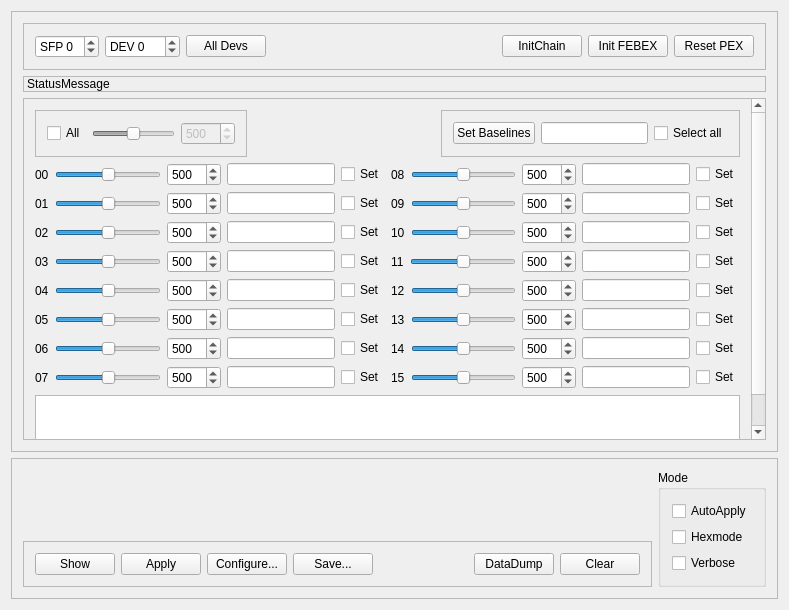
Before: the Qt Designer form mbspex/gui/qt/febex/FebexGui.ui in gsi-ee/drivers, drawn with Qt 5.
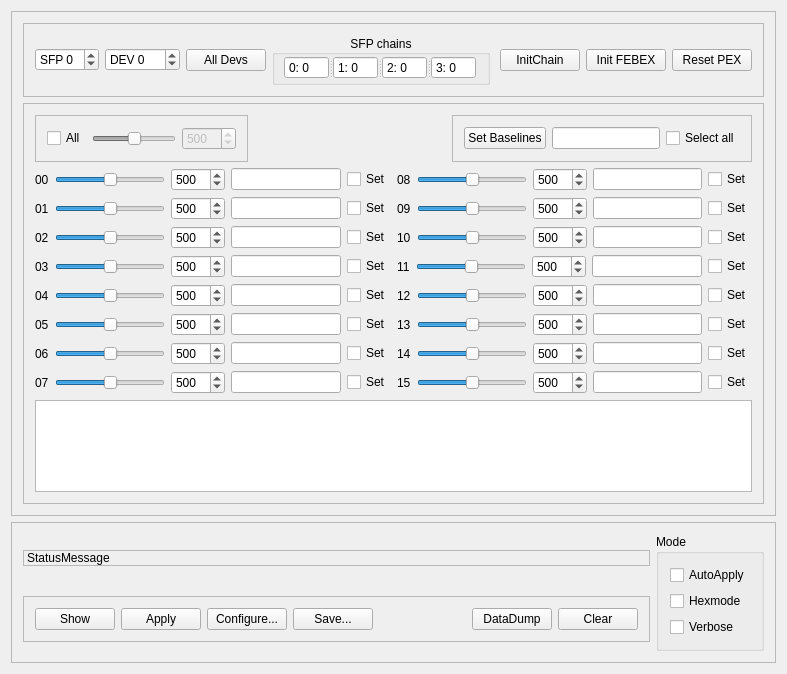
After: the same form once the commit is applied.

Commit message: mbspex febex gui: added display of actual sfp chain configuration. All device selectors are checked now against existing sfp setup from driver.

The edit to the form file:
```diff
--- a/mbspex/gui/qt/febex/FebexGui.ui
+++ b/mbspex/gui/qt/febex/FebexGui.ui
@@ -6,14 +6,14 @@
    <rect>
     <x>0</x>
     <y>0</y>
-    <width>789</width>
-    <height>610</height>
+    <width>787</width>
+    <height>674</height>
    </rect>
   </property>
   <property name="windowTitle">
    <string>FEBEX GUI</string>
   </property>
-  <layout class="QGridLayout" name="gridLayout_5">
+  <layout class="QGridLayout" name="gridLayout_6">
    <item row="0" column="0">
     <widget class="QScrollArea" name="scrollArea_3">
      <property name="sizePolicy">
@@ -30,8 +30,8 @@
        <rect>
         <x>0</x>
         <y>0</y>
-        <width>767</width>
-        <height>463</height>
+        <width>765</width>
+        <height>527</height>
        </rect>
       </property>
       <layout class="QGridLayout" name="gridLayout_2">
@@ -116,6 +116,111 @@
             </property>
            </widget>
           </item>
+          <item>
+           <widget class="QGroupBox" name="groupBox">
+            <property name="title">
+             <string>SFP chains</string>
+            </property>
+            <property name="alignment">
+             <set>Qt::AlignCenter</set>
+            </property>
+            <property name="flat">
+             <bool>false</bool>
+            </property>
+            <property name="checkable">
+             <bool>false</bool>
+            </property>
+            <layout class="QGridLayout" name="gridLayout_5">
+             <property name="leftMargin">
+              <number>9</number>
+             </property>
+             <property name="topMargin">
+              <number>1</number>
+             </property>
+             <property name="bottomMargin">
+              <number>3</number>
+             </property>
+             <item row="0" column="0">
+              <widget class="QSplitter" name="splitter">
+               <property name="orientation">
+                <enum>Qt::Horizontal</enum>
+               </property>
+               <widget class="QSpinBox" name="Chain0_Box">
+                <property name="toolTip">
+                 <string>Number of initialized devices at SFP 0 chain </string>
+                </property>
+                <property name="readOnly">
+                 <bool>true</bool>
+                </property>
+                <property name="buttonSymbols">
+                 <enum>QAbstractSpinBox::NoButtons</enum>
+                </property>
+                <property name="prefix">
+                 <string>0: </string>
+                </property>
+                <property name="maximum">
+                 <number>255</number>
+                </property>
+               </widget>
+               <widget class="QSpinBox" name="Chain1_Box">
+                <property name="toolTip">
+                 <string>Number of initialized devices at SFP 1 chain </string>
+                </property>
+                <property name="readOnly">
+                 <bool>true</bool>
+                </property>
+                <property name="buttonSymbols">
+                 <enum>QAbstractSpinBox::NoButtons</enum>
+                </property>
+                <property name="prefix">
+                 <string>1: </string>
+                </property>
+                <property name="maximum">
+                 <number>255</number>
+                </property>
+                <property name="value">
+                 <number>0</number>
+                </property>
+               </widget>
+               <widget class="QSpinBox" name="Chain2_Box">
+                <property name="toolTip">
+                 <string>Number of initialized devices at SFP 2 chain </string>
+                </property>
+                <property name="readOnly">
+                 <bool>true</bool>
+                </property>
+                <property name="buttonSymbols">
+                 <enum>QAbstractSpinBox::NoButtons</enum>
+                </property>
+                <property name="prefix">
+                 <string>2: </string>
+                </property>
+                <property name="maximum">
+                 <number>255</number>
+                </property>
+               </widget>
+               <widget class="QSpinBox" name="Chain3_Box">
+                <property name="toolTip">
+                 <string>Number of initialized devices at SFP 3 chain </string>
+                </property>
+                <property name="readOnly">
+                 <bool>true</bool>
+                </property>
+                <property name="buttonSymbols">
+                 <enum>QAbstractSpinBox::NoButtons</enum>
+                </property>
+                <property name="prefix">
+                 <string>3: </string>
+                </property>
+                <property name="maximum">
+                 <number>255</number>
+                </property>
+               </widget>
+              </widget>
+             </item>
+            </layout>
+           </widget>
+          </item>
           <item>
            <spacer name="horizontalSpacer_2">
             <property name="orientation">
@@ -179,8 +284,8 @@
            <rect>
             <x>0</x>
             <y>0</y>
-            <width>729</width>
-            <height>392</height>
+            <width>743</width>
+            <height>436</height>
            </rect>
           </property>
           <layout class="QGridLayout" name="gridLayout">
@@ -1404,36 +1509,14 @@
          </widget>
         </widget>
        </item>
-       <item row="1" column="0">
-        <widget class="QLabel" name="StatusLabel">
-         <property name="sizePolicy">
-          <sizepolicy hsizetype="Preferred" vsizetype="Fixed">
-           <horstretch>0</horstretch>
-           <verstretch>0</verstretch>
-          </sizepolicy>
-         </property>
-         <property name="toolTip">
-          <string>&lt;html&gt;&lt;head/&gt;&lt;body&gt;&lt;p&gt;Currently shown device and last refresh time&lt;/p&gt;&lt;/body&gt;&lt;/html&gt;</string>
-         </property>
-         <property name="locale">
-          <locale language="English" country="UnitedStates"/>
-         </property>
-         <property name="frameShape">
-          <enum>QFrame::StyledPanel</enum>
-         </property>
-         <property name="text">
-          <string>StatusMessage</string>
-         </property>
-        </widget>
-       </item>
       </layout>
      </widget>
     </widget>
    </item>
    <item row="1" column="0">
-    <widget class="QScrollArea" name="scrollArea_2">
+    <widget class="QScrollArea" name="Controlbutton_scrollArea">
      <property name="sizePolicy">
-      <sizepolicy hsizetype="Expanding" vsizetype="Fixed">
+      <sizepolicy hsizetype="Expanding" vsizetype="Maximum">
        <horstretch>0</horstretch>
        <verstretch>0</verstretch>
       </sizepolicy>
@@ -1449,27 +1532,82 @@
        <rect>
         <x>0</x>
         <y>0</y>
-        <width>767</width>
+        <width>765</width>
         <height>115</height>
        </rect>
       </property>
       <layout class="QGridLayout" name="gridLayout_3">
        <item row="0" column="0">
-        <layout class="QVBoxLayout" name="verticalLayout">
-         <item>
-          <spacer name="verticalSpacer">
-           <property name="orientation">
-            <enum>Qt::Vertical</enum>
-           </property>
-           <property name="sizeHint" stdset="0">
-            <size>
-             <width>20</width>
-             <height>40</height>
-            </size>
-           </property>
-          </spacer>
-         </item>
-         <item>
+        <widget class="QLabel" name="StatusLabel">
+         <property name="sizePolicy">
+          <sizepolicy hsizetype="Preferred" vsizetype="Fixed">
+           <horstretch>0</horstretch>
+           <verstretch>0</verstretch>
+          </sizepolicy>
+         </property>
+         <property name="toolTip">
+          <string>&lt;html&gt;&lt;head/&gt;&lt;body&gt;&lt;p&gt;Currently shown device and last refresh time&lt;/p&gt;&lt;/body&gt;&lt;/html&gt;</string>
+         </property>
+         <property name="locale">
+          <locale language="English" country="UnitedStates"/>
+         </property>
+         <property name="frameShape">
+          <enum>QFrame::StyledPanel</enum>
+         </property>
+         <property name="frameShadow">
+          <enum>QFrame::Sunken</enum>
+         </property>
+         <property name="text">
+          <string>StatusMessage</string>
+         </property>
+        </widget>
+       </item>
+       <item row="0" column="1" rowspan="2">
+        <widget class="QGroupBox" name="ModesgroupBox">
+         <property name="sizePolicy">
+          <sizepolicy hsizetype="Preferred" vsizetype="Fixed">
+           <horstretch>0</horstretch>
+           <verstretch>0</verstretch>
+          </sizepolicy>
+         </property>
+         <property name="title">
+          <string>Mode</string>
+         </property>
+         <layout class="QGridLayout" name="gridLayout_4">
+          <item row="0" column="0">
+           <widget class="QCheckBox" name="checkBox_AA">
+            <property name="toolTip">
+             <string>&lt;html&gt;&lt;head/&gt;&lt;body&gt;&lt;p&gt;If checked ADC_Baselines will be applyed directly when DAC spinbox is changed &lt;/p&gt;&lt;/body&gt;&lt;/html&gt;</string>
+            </property>
+            <property name="text">
+             <string>AutoApply</string>
+            </property>
+           </widget>
+          </item>
+          <item row="1" column="0">
+           <widget class="QCheckBox" name="HexBox">
+            <property name="toolTip">
+             <string>&lt;html&gt;&lt;head/&gt;&lt;body&gt;&lt;p&gt;Check for hexadecimal numbers mode&lt;/p&gt;&lt;/body&gt;&lt;/html&gt;</string>
+            </property>
+            <property name="text">
+             <string>Hexmode</string>
+            </property>
+           </widget>
+          </item>
+          <item row="2" column="0">
+           <widget class="QCheckBox" name="DebugBox">
+            <property name="toolTip">
+             <string>&lt;html&gt;&lt;head/&gt;&lt;body&gt;&lt;p&gt;Check for verbose debug mode of gosipcmd&lt;/p&gt;&lt;/body&gt;&lt;/html&gt;</string>
+            </property>
+            <property name="text">
+             <string>Verbose</string>
+            </property>
+           </widget>
+          </item>
+         </layout>
+        </widget>
+       </item>
+       <item row="1" column="0">
           <widget class="QFrame" name="controlframe">
            <property name="sizePolicy">
             <sizepolicy hsizetype="Preferred" vsizetype="Fixed">
@@ -1558,53 +1696,6 @@
               </property>
               <property name="text">
                <string>Clear</string>
-              </property>
-             </widget>
-            </item>
-           </layout>
-          </widget>
-         </item>
-        </layout>
-       </item>
-       <item row="0" column="1">
-        <widget class="QGroupBox" name="ModesgroupBox">
-         <property name="sizePolicy">
-          <sizepolicy hsizetype="Preferred" vsizetype="Fixed">
-           <horstretch>0</horstretch>
-           <verstretch>0</verstretch>
-          </sizepolicy>
-         </property>
-         <property name="title">
-          <string>Mode</string>
-         </property>
-         <layout class="QGridLayout" name="gridLayout_4">
-          <item row="0" column="0">
-           <widget class="QCheckBox" name="checkBox_AA">
-            <property name="toolTip">
-             <string>&lt;html&gt;&lt;head/&gt;&lt;body&gt;&lt;p&gt;If checked ADC_Baselines will be applyed directly when DAC spinbox is changed &lt;/p&gt;&lt;/body&gt;&lt;/html&gt;</string>
-            </property>
-            <property name="text">
-             <string>AutoApply</string>
-            </property>
-           </widget>
-          </item>
-          <item row="1" column="0">
-           <widget class="QCheckBox" name="HexBox">
-            <property name="toolTip">
-             <string>&lt;html&gt;&lt;head/&gt;&lt;body&gt;&lt;p&gt;Check for hexadecimal numbers mode&lt;/p&gt;&lt;/body&gt;&lt;/html&gt;</string>
-            </property>
-            <property name="text">
-             <string>Hexmode</string>
-            </property>
-           </widget>
-          </item>
-          <item row="2" column="0">
-           <widget class="QCheckBox" name="DebugBox">
-            <property name="toolTip">
-             <string>&lt;html&gt;&lt;head/&gt;&lt;body&gt;&lt;p&gt;Check for verbose debug mode of gosipcmd&lt;/p&gt;&lt;/body&gt;&lt;/html&gt;</string>
-            </property>
-            <property name="text">
-             <string>Verbose</string>
             </property>
            </widget>
           </item>
```
Left out of the diff: 1 changed line with no effect on the pictures. Lines whose indentation alone changed are shown as unchanged. The commit also changes 2 other files.
